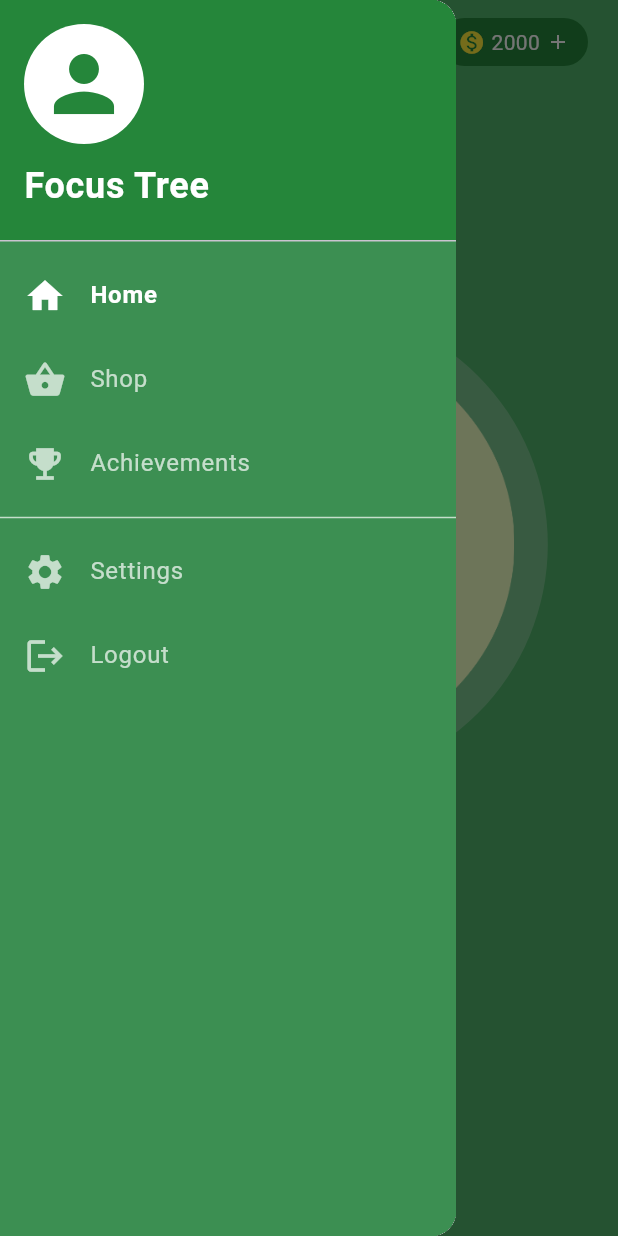
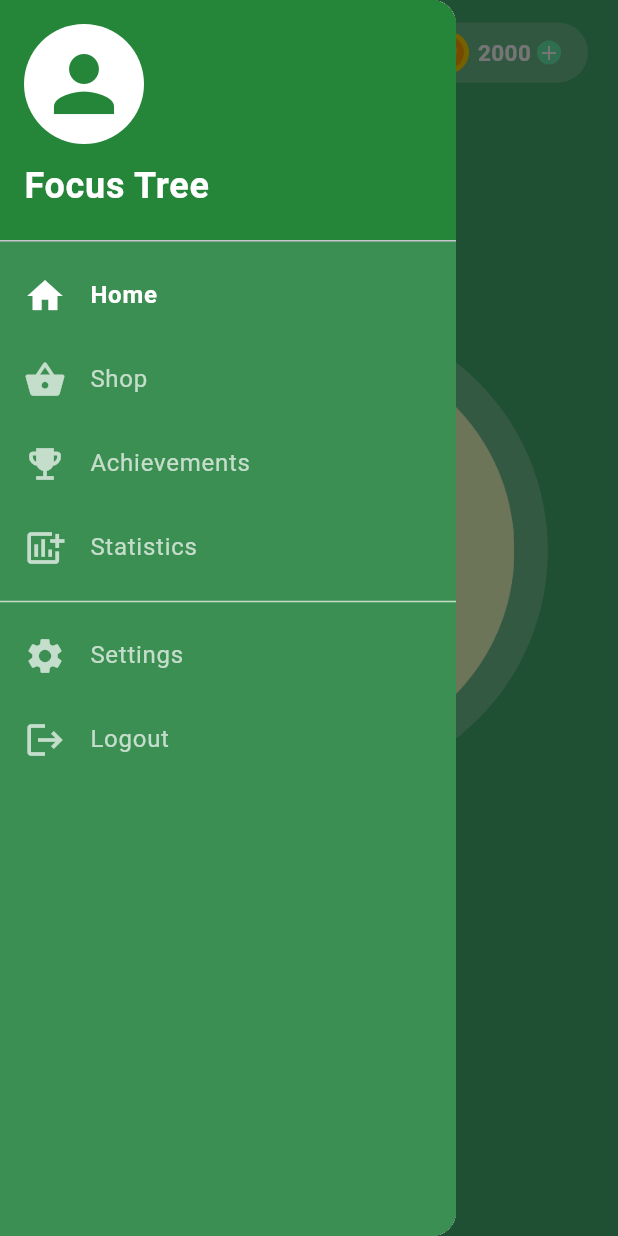
Before and after one commit to monmoonluna/forest-focus-app, a Flutter app: the HomePage screen opened by its route, with the side drawer open, on a phone screen of 412 x 824 dp. Run offline on Flutter 3.47's test engine with Material 3 defaults, Android fonts, the light colour scheme and no system bars; our stand-ins replace audioplayers, cloud_firestore, firebase_auth, firebase_core, fl_chart, permission_handler; missing offline and left inert: android_intent_plus, flutter_overlay_window; accounts and stored records are empty.

Commit message:
fix(UI): manager menu and login

```diff
--- a/lib/main.dart
+++ b/lib/main.dart
@@ -1,9 +1,10 @@
 import 'package:flutter/material.dart';
+import 'package:focus_app/screens/statistics_screen.dart';
 import 'package:focus_app/services/user_provider.dart';
 import 'package:provider/provider.dart';
+import 'package:firebase_core/firebase_core.dart';
 import 'screens/circular_slider.dart';
 import 'screens/countdown_screen.dart';
-import 'package:firebase_core/firebase_core.dart';
 import 'screens/login_screen.dart';
 import 'screens/signup_screen.dart';
 import 'screens/shop_screen.dart';
@@ -13,11 +14,10 @@ import 'screens/drawer_menu.dart';
 void main() async {
   WidgetsFlutterBinding.ensureInitialized();
   await Firebase.initializeApp();
-  //runApp(const FocusApp());
   runApp(
     ChangeNotifierProvider(
       create: (context) => UserProvider(),
-      child: FocusApp(),
+      child: const FocusApp(),
     ),
   );
 }
@@ -35,6 +35,7 @@ class FocusApp extends StatelessWidget {
         '/home': (context) => const HomePage(),
         '/shop': (context) => const ShopScreen(),
         '/achievements': (context) => const AchievementScreen(),
+        '/statistics' : (context) => const StatisticsScreen()
       },
     );
   }
@@ -49,70 +50,173 @@ class HomePage extends StatefulWidget {
 
 class _HomePageState extends State<HomePage> {
   int selectedMinutes = 10;
+  String selectedTag = "Study";
+  bool isDeepFocus = false;
   final GlobalKey<ScaffoldState> _scaffoldKey = GlobalKey<ScaffoldState>();
-  //int coins = 2000; // Add a coins variable to track user coins
+
+  final List<String> availableTags = [
+    "Study", "Work", "Social", "Rest", "Entertainment", "Sport", "Other", "Unset",
+  ];
+
+  final Map<String, Color> tagColors = {
+    "Study": Colors.blue,
+    "Work": Colors.orange,
+    "Social": Colors.purple,
+    "Rest": Colors.green,
+    "Entertainment": Colors.pink,
+    "Sport": Colors.greenAccent,
+    "Other": Colors.brown,
+    "Unset": Colors.grey,
+  };
+
+  void _showTagSelector() {
+    showModalBottomSheet(
+      context: context,
+      backgroundColor: Colors.white,
+      shape: const RoundedRectangleBorder(
+        borderRadius: BorderRadius.vertical(top: Radius.circular(20)),
+      ),
+      builder: (_) {
+        return Padding(
+          padding: const EdgeInsets.symmetric(vertical: 20, horizontal: 16),
+          child: Wrap(
+            spacing: 10,
+            runSpacing: 10,
+            children: availableTags.map((tag) {
+              return ChoiceChip(
+                label: Text(tag),
+                selected: selectedTag == tag,
+                selectedColor: tagColors[tag]?.withOpacity(0.2),
+                backgroundColor: Colors.grey[200],
+                labelStyle: TextStyle(
+                  color: selectedTag == tag ? tagColors[tag] : Colors.black,
+                ),
+                shape: StadiumBorder(
+                  side: BorderSide(
+                    color: tagColors[tag] ?? Colors.black,
+                    width: selectedTag == tag ? 2 : 1,
+                  ),
+                ),
+                onSelected: (_) {
+                  setState(() {
+                    selectedTag = tag;
+                  });
+                  Navigator.pop(context);
+                },
+              );
+            }).toList(),
+          ),
+        );
+      },
+    );
+  }
+
+  void _showDeepFocusDialog() {
+    showDialog(
+      context: context,
+      builder: (context) {
+        return AlertDialog(
+          backgroundColor: Colors.white,
+          shape: RoundedRectangleBorder(borderRadius: BorderRadius.circular(16)),
+          title: const Text("Deep Focus Mode", textAlign: TextAlign.center),
+          content: Column(
+            mainAxisSize: MainAxisSize.min,
+            children: [
+              const Text(
+                "When enabled, switching apps will trigger a warning.",
+                textAlign: TextAlign.center,
+                style: TextStyle(fontSize: 14),
+              ),
+              const SizedBox(height: 20),
+              Row(
+                mainAxisAlignment: MainAxisAlignment.spaceBetween,
+                children: [
+                  const Text("Deep Focus", style: TextStyle(fontSize: 16)),
+                  Switch(
+                    value: isDeepFocus,
+                    onChanged: (value) {
+                      setState(() {
+                        isDeepFocus = value;
+                      });
+                      Navigator.of(context).pop();
+                    },
+                  ),
+                ],
+              ),
+            ],
+          ),
+        );
+      },
+    );
+  }
+
+  Widget buildCoinDisplay() {
+    final userProvider = Provider.of<UserProvider>(context);
+    return Container(
+      padding: const EdgeInsets.symmetric(horizontal: 18, vertical: 6),
+      decoration: BoxDecoration(
+        color: Colors.white.withOpacity(0.2),
+        borderRadius: BorderRadius.circular(30),
+      ),
+      child: Row(
+        children: [
+          Image.asset('assets/images/coin.png', width: 28, height: 28),
+          const SizedBox(width: 6),
+          Text(
+            "${userProvider.coins}",
+            style: const TextStyle(fontSize: 15, color: Colors.white, fontWeight: FontWeight.bold),
+          ),
+          const SizedBox(width: 4),
+          Container(
+            decoration: const BoxDecoration(
+              shape: BoxShape.circle,
+              color: Colors.greenAccent,
+            ),
+            child: const Icon(Icons.add, size: 16, color: Colors.white),
+          ),
+        ],
+      ),
+    );
+  }
 
   @override
   Widget build(BuildContext context) {
     final String currentRoute = ModalRoute.of(context)?.settings.name ?? '/home';
-    final userProvider = Provider.of<UserProvider>(context);
     return Scaffold(
       key: _scaffoldKey,
-      backgroundColor: const Color(0xFF50B36A),
-      drawer: AppDrawer(currentRoute: currentRoute, coins: userProvider.coins),
+      backgroundColor: const Color(0xFF46AE71),
+      drawer: AppDrawer(currentRoute: currentRoute, coins: Provider.of<UserProvider>(context).coins),
       body: SafeArea(
         child: Column(
           children: [
-            // Top bar
             Padding(
-              padding: const EdgeInsets.symmetric(horizontal: 20, vertical: 12),
+              padding: const EdgeInsets.symmetric(horizontal: 20, vertical: 15),
               child: Row(
                 mainAxisAlignment: MainAxisAlignment.spaceBetween,
                 children: [
-                  InkWell(
+                  GestureDetector(
                     onTap: () {
                       _scaffoldKey.currentState?.openDrawer();
                     },
-                    child: const Icon(Icons.menu, size: 30, color: Colors.white),
+                    child: const Icon(Icons.menu, size: 40, color: Colors.white),
                   ),
-                  Container(
-                    padding: const EdgeInsets.symmetric(horizontal: 12, vertical: 6),
-                    decoration: BoxDecoration(
-                      color: const Color(0xFF25863A),
-                      borderRadius: BorderRadius.circular(30),
+                  GestureDetector(
+                    onTap: _showDeepFocusDialog,
+                    child: const Icon(Icons.hourglass_top, size: 36, color: Colors.white),
                   ),
-                    child: Row(
-                      children: [
-                        const Icon(Icons.monetization_on, color: Colors.yellow, size: 18),
-                        const SizedBox(width: 4),
-                        Text("${userProvider.coins}", style: const TextStyle(color: Colors.white)),
-                        const SizedBox(width: 4),
-                        const Icon(Icons.add, color: Colors.white, size: 16),
-                      ],
-                    ),
-                  )
+                  buildCoinDisplay(),
                 ],
               ),
             ),
-
             const SizedBox(height: 10),
-
-            // Main content - chiếm toàn bộ phần còn lại
             Expanded(
               child: Column(
                 mainAxisAlignment: MainAxisAlignment.spaceEvenly,
                 children: [
-                  // "Start planting!" gần sát vòng tròn
                   const Text(
                     "Start planting!",
-                    style: TextStyle(
-                      fontSize: 20,
-                      color: Colors.white,
-                      fontWeight: FontWeight.w500,
+                    style: TextStyle(fontSize: 20, color: Colors.white, fontWeight: FontWeight.w500),
                   ),
-                  ),
-
-                  // Vòng tròn + cây
                   CircularTimePicker(
                     onChanged: (value) {
                       setState(() {
@@ -120,57 +224,54 @@ class _HomePageState extends State<HomePage> {
                       });
                     },
                   ),
-
-                  // Phần bên dưới vòng tròn
                   Column(
                     children: [
-                      // Tag Study
-                      Container(
-                        padding: const EdgeInsets.symmetric(horizontal: 20, vertical: 6),
+                      GestureDetector(
+                        onTap: _showTagSelector,
+                        child: Container(
+                          padding: const EdgeInsets.symmetric(horizontal: 16, vertical: 6),
                           decoration: BoxDecoration(
-                          color: Colors.black12,
+                            color: tagColors[selectedTag]?.withOpacity(0.3),
                             borderRadius: BorderRadius.circular(20),
                             boxShadow: const [
-                            BoxShadow(color: Colors.black26, blurRadius: 2, offset: Offset(1, 2))
+                              BoxShadow(color: Colors.black26, blurRadius: 2, offset: Offset(1, 2)),
                             ],
                           ),
                           child: Row(
                             mainAxisSize: MainAxisSize.min,
-                          children: const [
-                            Icon(Icons.fiber_manual_record, color: Colors.red, size: 14),
-                            SizedBox(width: 6),
-                            Text("Study", style: TextStyle(color: Colors.white)),
+                            children: [
+                              Icon(Icons.fiber_manual_record, color: tagColors[selectedTag], size: 14),
+                              const SizedBox(width: 6),
+                              Text(selectedTag, style: const TextStyle(color: Colors.white)),
+                              const SizedBox(width: 6),
+                              const Icon(Icons.edit, color: Colors.white, size: 16),
                             ],
                           ),
                         ),
-
+                      ),
                       const SizedBox(height: 16),
-
-                      // Timer text
                       Text(
                         "${selectedMinutes.toString().padLeft(2, '0')}:00",
-                        style: const TextStyle(
-                          fontSize: 50,
-                          fontWeight: FontWeight.bold,
-                          color: Colors.white,
+                        style: const TextStyle(fontSize: 60, fontWeight: FontWeight.normal, color: Colors.white),
                       ),
-                      ),
-
                       const SizedBox(height: 16),
-
-                      // Button Plant
                       ElevatedButton(
                         onPressed: () {
                           Navigator.push(
                             context,
                             MaterialPageRoute(
-                              builder: (context) => CountdownScreen(totalMinutes: selectedMinutes),
+                              builder: (context) => CountdownScreen(
+                                totalMinutes: selectedMinutes,
+                                tag: selectedTag,
+                                tagColor: tagColors[selectedTag] ?? Colors.white,
+                                isDeepFocus: isDeepFocus,
+                              ),
                             ),
                           );
                         },
                         style: ElevatedButton.styleFrom(
                           backgroundColor: const Color(0xFF00C853),
-                          padding: const EdgeInsets.symmetric(horizontal: 50, vertical: 14),
+                          padding: const EdgeInsets.symmetric(horizontal: 50, vertical: 10),
                           shape: RoundedRectangleBorder(
                             borderRadius: BorderRadius.circular(12),
                           ),
@@ -178,7 +279,7 @@ class _HomePageState extends State<HomePage> {
                         ),
                         child: const Text(
                           "Plant",
-                          style: TextStyle(fontSize: 20, fontWeight: FontWeight.bold),
+                          style: TextStyle(color: Colors.white, fontSize: 20, fontWeight: FontWeight.normal),
                         ),
                       ),
                     ],
--- a/lib/screens/drawer_menu.dart
+++ b/lib/screens/drawer_menu.dart
@@ -68,6 +68,13 @@ class AppDrawer extends StatelessWidget {
               route: '/achievements',
               isSelected: currentRoute == '/achievements',
             ),
+            _buildDrawerItem(
+              context: context,
+              icon: Icons.add_chart,
+              text: 'Statistics',
+              route: '/statistics',
+              isSelected: currentRoute == '/statistics',
+            ),
             const Divider(color: Colors.white70),
             _buildDrawerItem(
               context: context,
--- a/lib/screens/login_screen.dart
+++ b/lib/screens/login_screen.dart
@@ -149,7 +149,7 @@ class _LoginScreenState extends State<LoginScreen> {
                 height: 80,
                 decoration: const ShapeDecoration(
                   image: DecorationImage(
-                    image: AssetImage("assets/tree.png"),
+                    image: AssetImage("assets/images/tree.png"),
                     fit: BoxFit.fill,
                   ),
                   shape: OvalBorder(),
```
Also changed, not shown: lib/screens/statistics_screen.dart (+22 -9 lines), pubspec.yaml (+6 -12 lines), 1 other file. Lines whose indentation alone changed are shown as unchanged.
